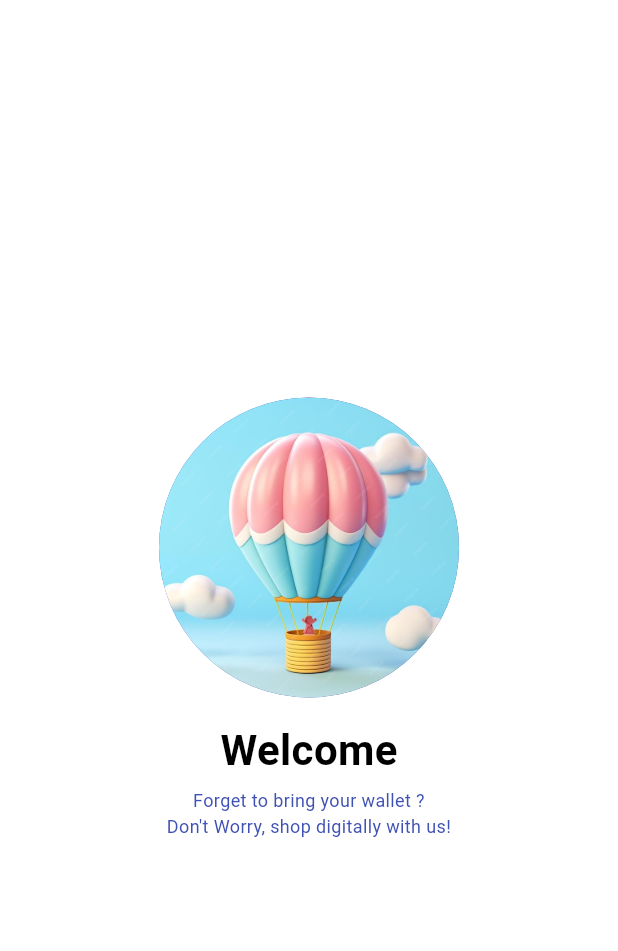
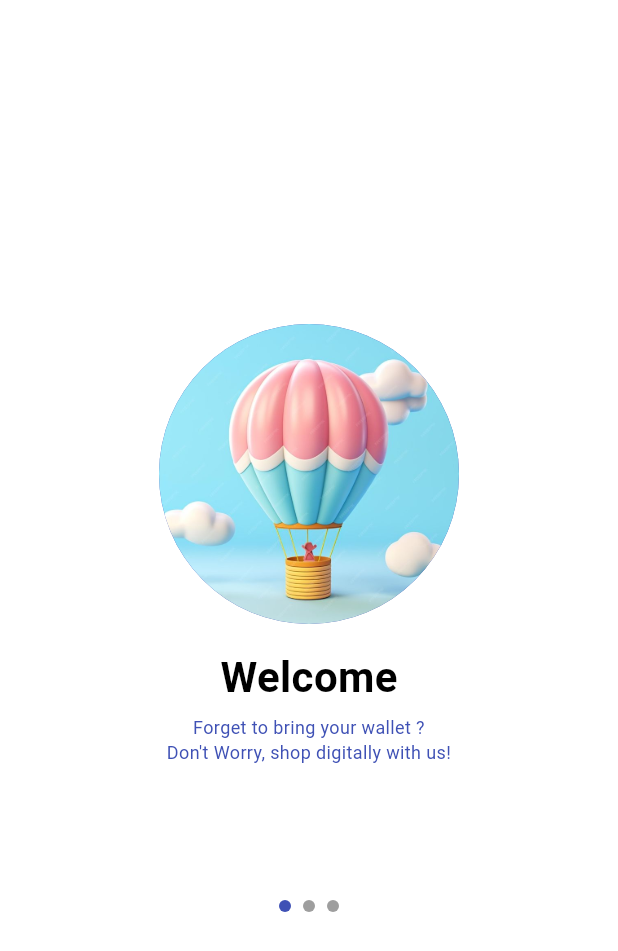
Before and after one commit to Mariariaardyanti/KB1179-1123150050-uts, a Flutter app: the screen it shows after launch, on a phone screen of 412 x 824 dp. Shown: the top 951 px of the screen. Run offline on Flutter 3.47's test engine with Material 3 defaults, Android fonts, the phone set to English and light mode, and no system bars.

Commit message:
feat: add bulat row

```diff
--- a/lib/screen/splash_screen_1.dart
+++ b/lib/screen/splash_screen_1.dart
@@ -40,6 +40,38 @@ class MySplashScreen extends StatelessWidget {
                 fontSize: 12,
                 color: Colors.indigo,
               ),
+            ),
+            const SizedBox(height: 90),
+            Row(
+              mainAxisAlignment: MainAxisAlignment.center,
+              children: [
+                Container(
+                  height: 8,
+                  width: 8,
+                  decoration: const BoxDecoration(
+                    shape: BoxShape.circle,
+                    color: Colors.indigo,
+                  ),
+                ),
+                const SizedBox( width: 8),
+                Container(
+                  height: 8,
+                  width: 8,
+                  decoration: const BoxDecoration(
+                    shape: BoxShape.circle,
+                    color: Colors.grey,
+                  ),
+                ),
+                const SizedBox( width: 8),
+                Container(
+                  height: 8,
+                  width: 8,
+                  decoration: const BoxDecoration(
+                    shape: BoxShape.circle,
+                    color: Colors.grey,
+                  ),
+                )
+              ],
             )
           ],
         ),
```
